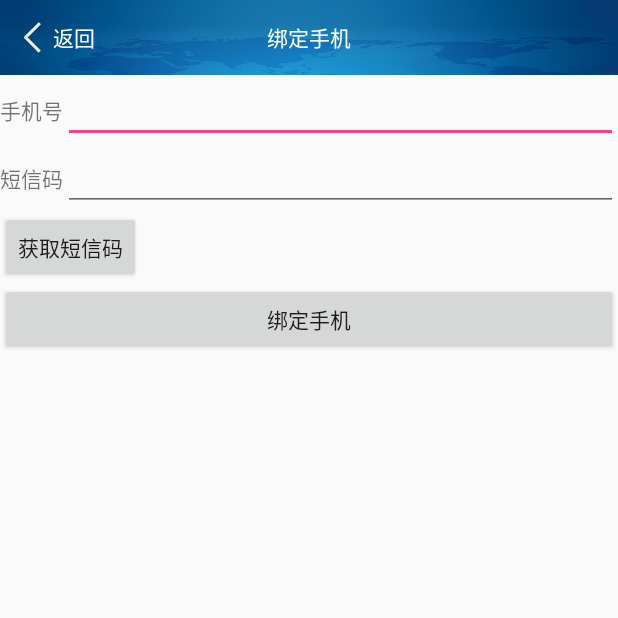
After one commit to zhaozhentao/alert, an Android app: the BindPhoneActivity screen opened directly, with no data from a screen before it, on a phone screen of 412 x 824 dp, the top half of it. The commit adds this screen. Run offline under Robolectric (Android 15) with nearby library versions, the phone set to English and light mode, and no system bars.

Commit message:
绑定手机

```diff
--- a/app/src/main/AndroidManifest.xml
+++ b/app/src/main/AndroidManifest.xml
@@ -52,6 +52,8 @@
         <activity android:name="com.alert.ui.fragment.AddDukaActivity"/>
         <activity android:name="com.alert.ui.fragment.DukaManagerActivity"/>
         <activity android:name="com.alert.ui.fragment.LoginActivity"/>
+        <activity android:name="com.alert.ui.fragment.BindPhoneActivity"/>
+        <activity android:name="com.alert.ui.fragment.UnBindPhoneActivity"/>
 
         <!--百度 sdk start -->
         <meta-data
--- a/app/src/main/java/com/alert/App.java
+++ b/app/src/main/java/com/alert/App.java
@@ -113,5 +113,9 @@ public class App extends Application {
         public String getMobilePhone() {
             return mobilePhone;
         }
+
+        public Login getLogin() {
+            return login;
+        }
     }
 }
--- a/app/src/main/java/com/alert/entity/Login.java
+++ b/app/src/main/java/com/alert/entity/Login.java
@@ -19,6 +19,7 @@ public class Login {
     public AuthsBean auths;
     public String memberId;
     public List<String> rfidAreaCode;
+    public String userMobile;
 
     public static class AuthsBean {
         /**
@@ -237,6 +238,7 @@ public class Login {
             ", auths=" + auths +
             ", memberId='" + memberId + '\'' +
             ", rfidAreaCode=" + rfidAreaCode +
+            ", userMobile='" + userMobile + '\'' +
             '}';
     }
 }
--- a/app/src/main/java/com/alert/module/ApiModule.java
+++ b/app/src/main/java/com/alert/module/ApiModule.java
@@ -22,10 +22,11 @@ public class ApiModule {
     }
 
     //2
-    public static void 登录(String mobilePhone, String passwd, HttpListener listener) {
+    public static void 登录(String mobilePhone, String passwd, String pushId, HttpListener listener) {
         new BaseRequest(Urls.登录, HttpMethod.POST)
             .addParam("passwd", passwd)
             .addParam("mobilePhone", mobilePhone)
+            .addParam("pushId", pushId)
             .send(listener);
     }
 
--- a/app/src/main/java/com/alert/ui/fragment/LoginActivity.java
+++ b/app/src/main/java/com/alert/ui/fragment/LoginActivity.java
@@ -34,10 +34,11 @@ public class LoginActivity extends BaseActivity implements View.OnClickListener
         setOnClickListeners(new int[]{R.id.login}, this);
     }
 
+    // TODO: 2018/1/13 pushid
     private void 登录() {
         String mobilePhone = ((EditText) findViewById(R.id.mobilePhone)).getText().toString();
         String password = ((EditText) findViewById(R.id.password)).getText().toString();
-        ApiModule.登录(mobilePhone, password, new 登录回调(mobilePhone, this));
+        ApiModule.登录(mobilePhone, password, "pushid", new 登录回调(mobilePhone, this));
     }
 
     @Override
--- /dev/null
+++ b/app/src/main/res/layout/activity_bind_phone.xml
@@ -0,0 +1,54 @@
+<?xml version="1.0" encoding="utf-8"?>
+<LinearLayout
+    style="@style/match_width_match_height"
+    xmlns:android="http://schemas.android.com/apk/res/android"
+    android:orientation="vertical">
+    <RelativeLayout
+        android:id="@+id/action_bar"
+        style="@style/action_bar_container">
+        <TextView
+            android:id="@+id/back"
+            style="@style/action_back"
+            android:text="@string/back"/>
+
+        <TextView
+            style="@style/action_bar_title"
+            android:text="@string/bind_phone"/>
+    </RelativeLayout>
+
+    <LinearLayout
+        style="@style/match_width_wrap_height"
+        android:orientation="horizontal">
+        <TextView
+            style="@style/wrap_width_wrap_height"
+            android:text="手机号"/>
+
+        <EditText
+            android:id="@+id/phone"
+            style="@style/match_width_wrap_height"/>
+    </LinearLayout>
+
+    <LinearLayout
+        style="@style/match_width_wrap_height"
+        android:orientation="horizontal">
+        <TextView
+            style="@style/wrap_width_wrap_height"
+            android:text="短信码"/>
+
+        <EditText
+            android:id="@+id/msg"
+            android:layout_width="0px"
+            android:layout_height="wrap_content"
+            android:layout_weight="1"/>
+    </LinearLayout>
+
+    <Button
+        android:id="@+id/getMsgCode"
+        style="@style/wrap_width_wrap_height"
+        android:text="获取短信码"/>
+
+    <Button
+        android:id="@+id/bind"
+        style="@style/match_width_wrap_height"
+        android:text="绑定手机"/>
+</LinearLayout>
--- a/app/src/main/res/values/strings.xml
+++ b/app/src/main/res/values/strings.xml
@@ -53,4 +53,6 @@
     <string name="end_date">结束日期</string>
     <string name="end_time">结束时间</string>
     <string name="full_info">获取路径信息</string>
+    <string name="un_bind_phone">解绑手机</string>
+    <string name="bind_phone">绑定手机</string>
 </resources>
```
Also changed, not shown: app/src/main/java/com/alert/base/Counter.java (added, +45 -0 lines), app/src/main/java/com/alert/ui/fragment/BindPhoneActivity.java (added, +90 -0 lines), app/src/main/java/com/alert/ui/fragment/ProfileFragment.java (+16 -0 lines), app/src/main/java/com/alert/ui/fragment/UnBindPhoneActivity.java (added, +67 -0 lines), app/src/main/res/layout/activity_un_bind.xml (added, +48 -0 lines).
